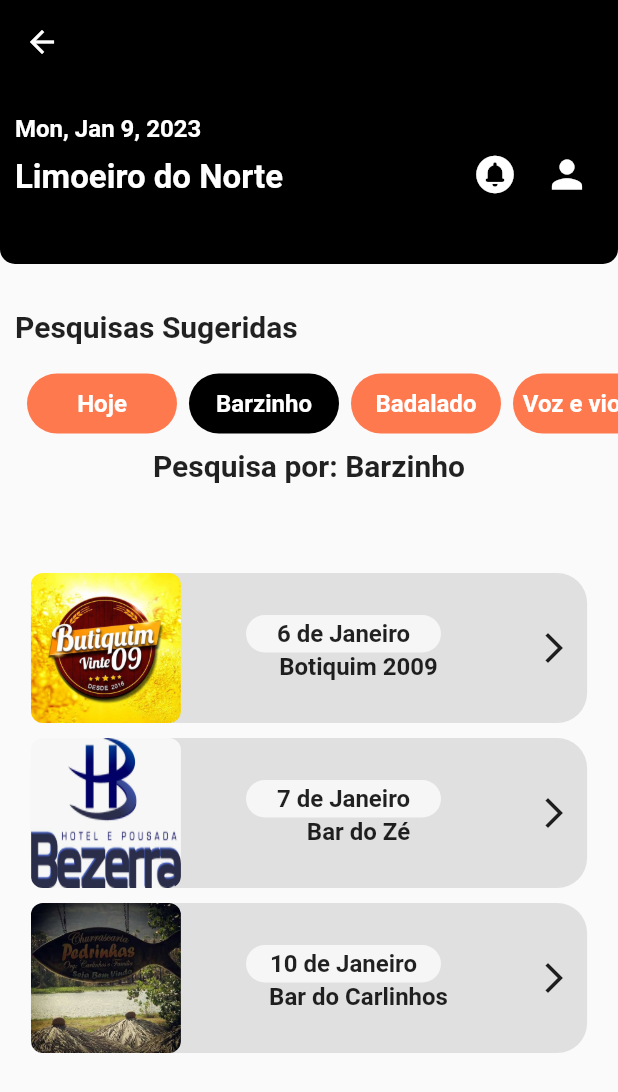
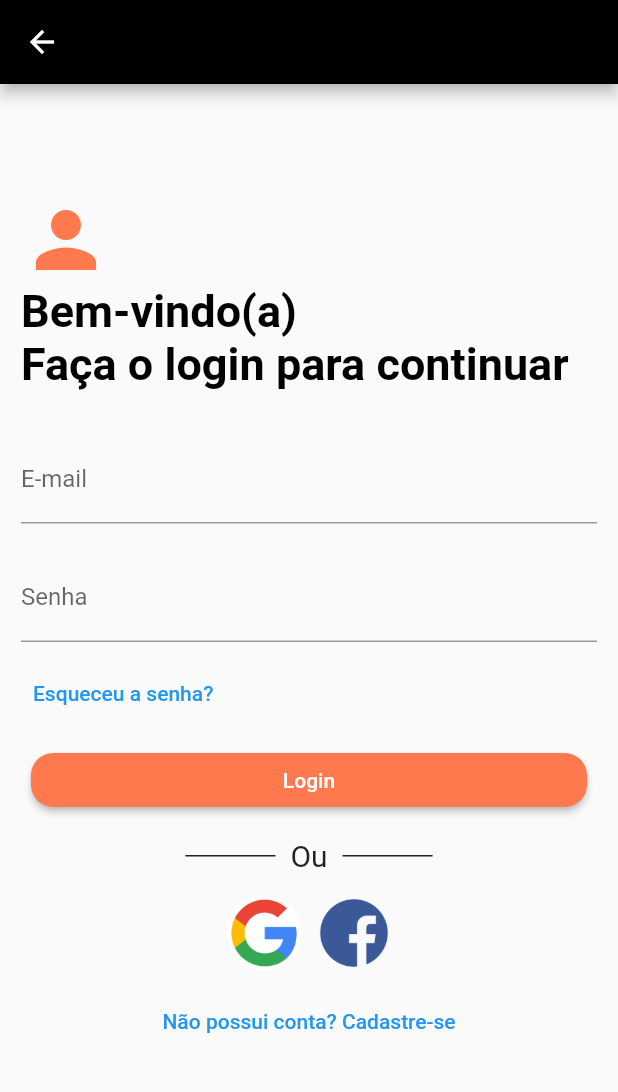
Before and after one commit to marlonlamartine/party_today, a Flutter app: the HomeScreen screen opened by its route, after a tap on the "person" icon, on a phone screen of 412 x 824 dp. Shown: the top 1092 px of the screen. Run offline on Flutter 3.47's test engine with Material 2 defaults, Android fonts, the phone set to English and light mode, and no system bars; our stand-ins replace lottie; network calls fail.

Commit message:
login and register screens

```diff
--- /dev/null
+++ b/lib/app/components/styles/button_styles.dart
@@ -0,0 +1,26 @@
+import 'package:party_today/app/components/styles/color_styles.dart';
+import 'package:flutter/material.dart';
+
+class ButtonStyles {
+  static ButtonStyles? _instance;
+
+  ButtonStyles._();
+
+  static ButtonStyles get instance {
+    _instance ??= ButtonStyles._();
+    return _instance!;
+  }
+
+  ButtonStyle get orangeButton => ElevatedButton.styleFrom(
+        shape: RoundedRectangleBorder(
+          borderRadius: BorderRadius.circular(15),
+        ),
+        backgroundColor: ColorStyles.instance.primary,
+      );
+
+  ButtonStyle get googleButton => ElevatedButton.styleFrom();
+}
+
+extension ButtonStylesExtensions on BuildContext {
+  ButtonStyles get buttonStyles => ButtonStyles.instance;
+}
--- a/lib/app/components/styles/color_styles.dart
+++ b/lib/app/components/styles/color_styles.dart
@@ -1,5 +1,25 @@
 import 'package:flutter/material.dart';
 
 class ColorStyles {
-  Color get buttonStyle => const Color(0xFFFF794F);
+  //atributo estático para armazenar uma unica instancia dessa classe, também
+  //podendo ser vazio
+  static ColorStyles? _instance;
+
+  // declaração de não existência de um construtor, impossibilitando de ser
+  // instanciada
+  ColorStyles._();
+
+  //verifica se o atributo estático _instance é nulo, se sim atribui uma
+  //instancia ao atributo _instance
+  static ColorStyles get instance {
+    _instance ??= ColorStyles._();
+    return _instance!;
+  }
+
+  Color get primary => const Color(0xFFFF794F);
 }
+
+//extensão pra retornar as cores criadas de forma mais simples
+extension ColorStylesExtensions on BuildContext {
+  ColorStyles get colors => ColorStyles.instance;
+}
--- a/lib/app/components/ui/button.dart
+++ b/lib/app/components/ui/button.dart
@@ -4,14 +4,17 @@ class Button extends StatelessWidget {
   final String label;
   final double? width;
   final double? height;
+  final ButtonStyle style;
   final VoidCallback? onPressed;
 
-  const Button(
-      {super.key,
-      required this.label,
-      this.onPressed,
-      this.width,
-      this.height});
+  const Button({
+    super.key,
+    required this.label,
+    this.onPressed,
+    this.width,
+    this.height,
+    required this.style,
+  });
 
   @override
   Widget build(BuildContext context) {
@@ -20,12 +23,7 @@ class Button extends StatelessWidget {
       height: height,
       child: ElevatedButton(
         onPressed: onPressed,
-        style: ElevatedButton.styleFrom(
-          shape: RoundedRectangleBorder(
-            borderRadius: BorderRadius.circular(15),
-          ),
-          backgroundColor: const Color(0xFFFF794F),
-        ),
+        style: style,
         child: Text(label),
       ),
     );
--- a/lib/app/party_today_app.dart
+++ b/lib/app/party_today_app.dart
@@ -1,5 +1,7 @@
 import 'package:flutter/material.dart';
 import 'package:party_today/app/screens/home_screen.dart';
+import 'package:party_today/app/screens/login_screen.dart';
+import 'package:party_today/app/screens/register_screen.dart';
 
 import 'screens/splash_screen.dart';
 
@@ -20,6 +22,8 @@ class _PartyTodayAppState extends State<PartyTodayApp> {
       routes: {
         '/': (_) => const SplashScreen(),
         '/home': (_) => const HomeScreen(),
+        '/login': (_) => const LoginScreen(),
+        '/register': (_) => const RegisterScreen(),
       },
     );
   }
--- a/lib/app/screens/home_screen.dart
+++ b/lib/app/screens/home_screen.dart
@@ -70,7 +70,9 @@ class _HomeScreenState extends State<HomeScreen> {
                             ),
                           ),
                           IconButton(
-                            onPressed: () {},
+                            onPressed: () {
+                              Navigator.pushNamed(context, '/login');
+                            },
                             icon: const Icon(
                               Icons.person,
                               color: Colors.white,
--- /dev/null
+++ b/lib/app/screens/login_screen.dart
@@ -0,0 +1,150 @@
+import 'package:flutter/material.dart';
+import 'package:party_today/app/components/styles/button_styles.dart';
+import 'package:party_today/app/components/styles/color_styles.dart';
+import 'package:party_today/app/components/ui/button.dart';
+
+class LoginScreen extends StatefulWidget {
+  const LoginScreen({super.key});
+
+  @override
+  State<LoginScreen> createState() => _LoginScreenState();
+}
+
+class _LoginScreenState extends State<LoginScreen> {
+  final formKey = GlobalKey();
+  @override
+  Widget build(BuildContext context) {
+    return Scaffold(
+      appBar: AppBar(
+        backgroundColor: Colors.black,
+      ),
+      body: Form(
+        key: formKey,
+        child: Container(
+          padding: const EdgeInsets.all(14),
+          child: SingleChildScrollView(
+            child: Column(
+              children: [
+                const SizedBox(height: 60),
+                Column(
+                  crossAxisAlignment: CrossAxisAlignment.start,
+                  children: [
+                    Icon(Icons.person,
+                        size: 60,
+                        color: context.colors.primary //Color(0xff21579C),
+                        ),
+                    const Text(
+                      'Bem-vindo(a)',
+                      style: TextStyle(
+                        color: Colors.black,
+                        fontSize: 30,
+                        fontWeight: FontWeight.bold,
+                      ),
+                    ),
+                    const Text(
+                      'Faça o login para continuar',
+                      style: TextStyle(
+                        color: Colors.black,
+                        fontSize: 30,
+                        fontWeight: FontWeight.bold,
+                      ),
+                    ),
+                    const SizedBox(height: 30),
+                    const TextField(
+                      keyboardType: TextInputType.emailAddress,
+                      decoration: InputDecoration(
+                          hintText: 'E-mail', labelText: 'E-mail'),
+                    ),
+                    const SizedBox(height: 20),
+                    const TextField(
+                      keyboardType: TextInputType.emailAddress,
+                      decoration: InputDecoration(
+                          hintText: 'Senha', labelText: 'Senha'),
+                    ),
+                    const SizedBox(height: 10),
+                    TextButton(
+                      onPressed: () {},
+                      child: const Text('Esqueceu a senha?'),
+                    ),
+                  ],
+                ),
+                const SizedBox(height: 10),
+                Button(
+                  label: 'Login',
+                  width: MediaQuery.of(context).size.width * .9,
+                  style: context.buttonStyles.orangeButton,
+                  onPressed: () {},
+                ),
+                const SizedBox(height: 15),
+                Center(
+                  child: Row(
+                    mainAxisAlignment: MainAxisAlignment.center,
+                    children: [
+                      Padding(
+                        padding: const EdgeInsets.symmetric(horizontal: 10.0),
+                        child: Container(
+                          height: 1.0,
+                          width: 60.0,
+                          color: Colors.black87,
+                        ),
+                      ),
+                      const Text(
+                        'Ou',
+                        style: TextStyle(fontSize: 20),
+                      ),
+                      Padding(
+                        padding: const EdgeInsets.symmetric(horizontal: 10.0),
+                        child: Container(
+                          height: 1.0,
+                          width: 60.0,
+                          color: Colors.black87,
+                        ),
+                      ),
+                    ],
+                  ),
+                ),
+                const SizedBox(height: 15),
+                Row(
+                  mainAxisAlignment: MainAxisAlignment.center,
+                  children: [
+                    ClipRRect(
+                      borderRadius: BorderRadius.circular(25),
+                      child: GestureDetector(
+                        onTap: () {},
+                        child: SizedBox(
+                          width: 50,
+                          height: 50,
+                          child: Image.asset('assets/images/google.png'),
+                        ),
+                      ),
+                    ),
+                    const SizedBox(width: 10),
+                    ClipRRect(
+                      borderRadius: BorderRadius.circular(25),
+                      child: GestureDetector(
+                        onTap: () {},
+                        child: SizedBox(
+                            width: 50,
+                            height: 50,
+                            child: Image.asset('assets/images/facebook.png')),
+                      ),
+                    ),
+                  ],
+                ),
+                const SizedBox(height: 10),
+                Center(
+                  child: TextButton(
+                    onPressed: () {
+                      Navigator.pushNamed(context, '/register');
+                    },
+                    child: const Text('Não possui conta? Cadastre-se'),
+                  ),
+                ),
+              ],
+            ),
+          ),
+        ),
+      ),
+    );
+  }
+}
--- a/lib/app/screens/splash_screen.dart
+++ b/lib/app/screens/splash_screen.dart
@@ -1,6 +1,7 @@
 import 'package:lottie/lottie.dart';
 import 'package:flutter/material.dart';
 import 'package:party_today/app/components/ui/button.dart';
+import 'package:party_today/app/components/styles/button_styles.dart';
 
 class SplashScreen extends StatefulWidget {
   const SplashScreen({super.key});
@@ -34,6 +35,7 @@ class _SplashScreenState extends State<SplashScreen> {
               padding: EdgeInsets.only(
                   bottom: MediaQuery.of(context).size.height * .15),
               child: Button(
+                style: context.buttonStyles.orangeButton,
                 label: 'Acessar',
                 width: MediaQuery.of(context).size.width * .9,
                 onPressed: () {
```
Also changed, not shown: lib/app/screens/register_screen.dart (added, +152 -0 lines), assets/images/facebook.png (added), assets/images/google.png (added).
